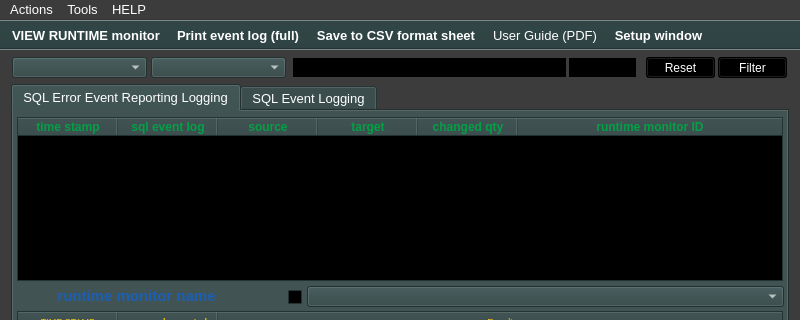
First picture: the form in ui/yr-db-runtime-verif-main-window.ui, repository yerothd/yr-db-runtime-verif, before the edit; both pictures show x 0 to 800 and y 0 to 320 of the 800 by 600 pixel window.
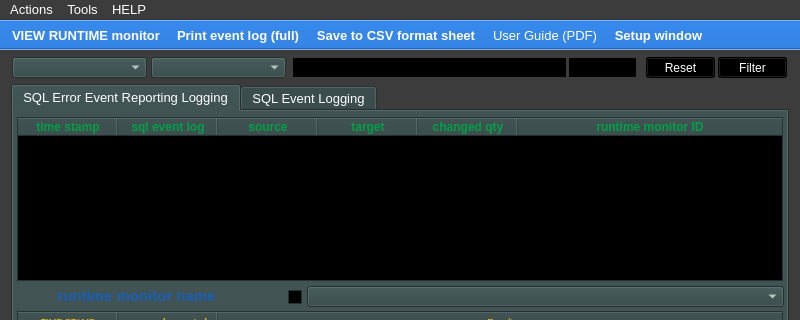
Second picture: the form after the edit. Icons and pictures are not drawn. Custom widgets are drawn as their Qt base class.

Patch:
```diff
--- a/ui/yr-db-runtime-verif-main-window.ui
+++ b/ui/yr-db-runtime-verif-main-window.ui
@@ -14167,45 +14167,45 @@
       <colorrole role="Button">
        <brush brushstyle="SolidPattern">
         <color alpha="255">
-         <red>47</red>
-         <green>67</green>
-         <blue>67</blue>
+         <red>53</red>
+         <green>132</green>
+         <blue>228</blue>
         </color>
        </brush>
       </colorrole>
       <colorrole role="Light">
        <brush brushstyle="SolidPattern">
         <color alpha="255">
-         <red>70</red>
-         <green>100</green>
-         <blue>100</blue>
+         <red>53</red>
+         <green>132</green>
+         <blue>228</blue>
         </color>
        </brush>
       </colorrole>
       <colorrole role="Midlight">
        <brush brushstyle="SolidPattern">
         <color alpha="255">
-         <red>58</red>
-         <green>83</green>
-         <blue>83</blue>
+         <red>53</red>
+         <green>132</green>
+         <blue>228</blue>
         </color>
        </brush>
       </colorrole>
       <colorrole role="Dark">
        <brush brushstyle="SolidPattern">
         <color alpha="255">
-         <red>23</red>
-         <green>33</green>
-         <blue>33</blue>
+         <red>53</red>
+         <green>132</green>
+         <blue>228</blue>
         </color>
        </brush>
       </colorrole>
       <colorrole role="Mid">
        <brush brushstyle="SolidPattern">
         <color alpha="255">
-         <red>31</red>
-         <green>45</green>
-         <blue>45</blue>
+         <red>53</red>
+         <green>132</green>
+         <blue>228</blue>
         </color>
        </brush>
       </colorrole>
@@ -14239,18 +14239,18 @@
       <colorrole role="Base">
        <brush brushstyle="SolidPattern">
         <color alpha="255">
-         <red>0</red>
-         <green>0</green>
-         <blue>0</blue>
+         <red>255</red>
+         <green>255</green>
+         <blue>255</blue>
         </color>
        </brush>
       </colorrole>
       <colorrole role="Window">
        <brush brushstyle="SolidPattern">
         <color alpha="255">
-         <red>47</red>
-         <green>67</green>
-         <blue>67</blue>
+         <red>53</red>
+         <green>132</green>
+         <blue>228</blue>
         </color>
        </brush>
       </colorrole>
@@ -14266,18 +14266,18 @@
       <colorrole role="Highlight">
        <brush brushstyle="SolidPattern">
         <color alpha="255">
-         <red>47</red>
-         <green>67</green>
-         <blue>67</blue>
+         <red>53</red>
+         <green>132</green>
+         <blue>228</blue>
         </color>
        </brush>
       </colorrole>
       <colorrole role="HighlightedText">
        <brush brushstyle="SolidPattern">
         <color alpha="255">
-         <red>0</red>
+         <red>255</red>
          <green>255</green>
-         <blue>0</blue>
+         <blue>255</blue>
         </color>
        </brush>
       </colorrole>
@@ -14331,45 +14331,45 @@
       <colorrole role="Button">
        <brush brushstyle="SolidPattern">
         <color alpha="255">
-         <red>47</red>
-         <green>67</green>
-         <blue>67</blue>
+         <red>53</red>
+         <green>132</green>
+         <blue>228</blue>
         </color>
        </brush>
       </colorrole>
       <colorrole role="Light">
        <brush brushstyle="SolidPattern">
         <color alpha="255">
-         <red>70</red>
-         <green>100</green>
-         <blue>100</blue>
+         <red>53</red>
+         <green>132</green>
+         <blue>228</blue>
         </color>
        </brush>
       </colorrole>
       <colorrole role="Midlight">
        <brush brushstyle="SolidPattern">
         <color alpha="255">
-         <red>58</red>
-         <green>83</green>
-         <blue>83</blue>
+         <red>53</red>
+         <green>132</green>
+         <blue>228</blue>
         </color>
        </brush>
       </colorrole>
       <colorrole role="Dark">
        <brush brushstyle="SolidPattern">
         <color alpha="255">
-         <red>23</red>
-         <green>33</green>
-         <blue>33</blue>
+         <red>53</red>
+         <green>132</green>
+         <blue>228</blue>
         </color>
        </brush>
       </colorrole>
       <colorrole role="Mid">
        <brush brushstyle="SolidPattern">
         <color alpha="255">
-         <red>31</red>
-         <green>45</green>
-         <blue>45</blue>
+         <red>53</red>
+         <green>132</green>
+         <blue>228</blue>
         </color>
        </brush>
       </colorrole>
@@ -14403,18 +14403,18 @@
       <colorrole role="Base">
        <brush brushstyle="SolidPattern">
         <color alpha="255">
-         <red>0</red>
-         <green>0</green>
-         <blue>0</blue>
+         <red>255</red>
+         <green>255</green>
+         <blue>255</blue>
         </color>
        </brush>
       </colorrole>
       <colorrole role="Window">
        <brush brushstyle="SolidPattern">
         <color alpha="255">
-         <red>47</red>
-         <green>67</green>
-         <blue>67</blue>
+         <red>53</red>
+         <green>132</green>
+         <blue>228</blue>
         </color>
        </brush>
       </colorrole>
@@ -14430,18 +14430,18 @@
       <colorrole role="Highlight">
        <brush brushstyle="SolidPattern">
         <color alpha="255">
-         <red>47</red>
-         <green>67</green>
-         <blue>67</blue>
+         <red>53</red>
+         <green>132</green>
+         <blue>228</blue>
         </color>
        </brush>
       </colorrole>
       <colorrole role="HighlightedText">
        <brush brushstyle="SolidPattern">
         <color alpha="255">
-         <red>0</red>
+         <red>255</red>
          <green>255</green>
-         <blue>0</blue>
+         <blue>255</blue>
         </color>
        </brush>
       </colorrole>
@@ -14486,63 +14486,63 @@
       <colorrole role="WindowText">
        <brush brushstyle="SolidPattern">
         <color alpha="255">
-         <red>23</red>
-         <green>33</green>
-         <blue>33</blue>
+         <red>53</red>
+         <green>132</green>
+         <blue>228</blue>
         </color>
        </brush>
       </colorrole>
       <colorrole role="Button">
        <brush brushstyle="SolidPattern">
         <color alpha="255">
-         <red>47</red>
-         <green>67</green>
-         <blue>67</blue>
+         <red>53</red>
+         <green>132</green>
+         <blue>228</blue>
         </color>
        </brush>
       </colorrole>
       <colorrole role="Light">
        <brush brushstyle="SolidPattern">
         <color alpha="255">
-         <red>70</red>
-         <green>100</green>
-         <blue>100</blue>
+         <red>53</red>
+         <green>132</green>
+         <blue>228</blue>
         </color>
        </brush>
       </colorrole>
       <colorrole role="Midlight">
        <brush brushstyle="SolidPattern">
         <color alpha="255">
-         <red>58</red>
-         <green>83</green>
-         <blue>83</blue>
+         <red>53</red>
+         <green>132</green>
+         <blue>228</blue>
         </color>
        </brush>
       </colorrole>
       <colorrole role="Dark">
        <brush brushstyle="SolidPattern">
         <color alpha="255">
-         <red>23</red>
-         <green>33</green>
-         <blue>33</blue>
+         <red>53</red>
+         <green>132</green>
+         <blue>228</blue>
         </color>
        </brush>
       </colorrole>
       <colorrole role="Mid">
        <brush brushstyle="SolidPattern">
         <color alpha="255">
-         <red>31</red>
-         <green>45</green>
-         <blue>45</blue>
+         <red>53</red>
+         <green>132</green>
+         <blue>228</blue>
         </color>
        </brush>
       </colorrole>
       <colorrole role="Text">
        <brush brushstyle="SolidPattern">
         <color alpha="255">
-         <red>23</red>
-         <green>33</green>
-         <blue>33</blue>
+         <red>53</red>
+         <green>132</green>
+         <blue>228</blue>
         </color>
        </brush>
       </colorrole>
@@ -14558,27 +14558,27 @@
       <colorrole role="ButtonText">
        <brush brushstyle="SolidPattern">
         <color alpha="255">
-         <red>23</red>
-         <green>33</green>
-         <blue>33</blue>
+         <red>53</red>
+         <green>132</green>
+         <blue>228</blue>
         </color>
        </brush>
       </colorrole>
       <colorrole role="Base">
        <brush brushstyle="SolidPattern">
         <color alpha="255">
-         <red>47</red>
-         <green>67</green>
-         <blue>67</blue>
+         <red>53</red>
+         <green>132</green>
+         <blue>228</blue>
         </color>
        </brush>
       </colorrole>
       <colorrole role="Window">
        <brush brushstyle="SolidPattern">
         <color alpha="255">
-         <red>47</red>
-         <green>67</green>
-         <blue>67</blue>
+         <red>53</red>
+         <green>132</green>
+         <blue>228</blue>
         </color>
        </brush>
       </colorrole>
@@ -14603,9 +14603,9 @@
       <colorrole role="HighlightedText">
        <brush brushstyle="SolidPattern">
         <color alpha="255">
-         <red>0</red>
+         <red>255</red>
          <green>255</green>
-         <blue>0</blue>
+         <blue>255</blue>
         </color>
        </brush>
       </colorrole>
```
Left out of the diff: 558 changed lines with no effect on the pictures.
